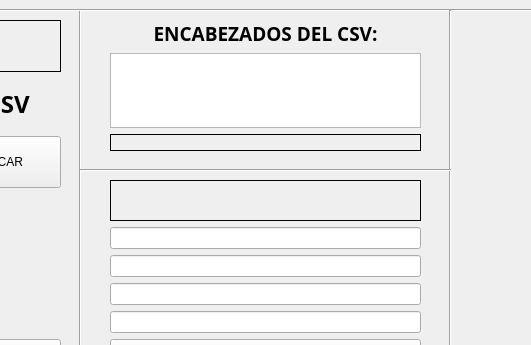
DanielRojas2002/PyQt5, file CSV/interfaz/VentanaCSV.ui: the form before one commit; both pictures show x 270 to 801 and y 0 to 345 of the 1388 by 730 pixel window.
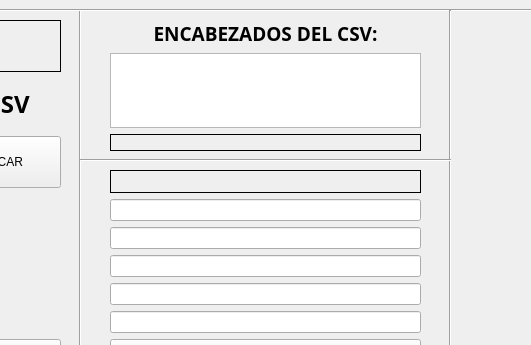
The form after the commit. Icons and pictures are not drawn.

Patch:
```diff
--- a/CSV/interfaz/VentanaCSV.ui
+++ b/CSV/interfaz/VentanaCSV.ui
@@ -377,7 +377,7 @@
     <property name="geometry">
      <rect>
       <x>350</x>
-      <y>160</y>
+      <y>150</y>
       <width>371</width>
       <height>20</height>
      </rect>
@@ -390,9 +390,9 @@
     <property name="geometry">
      <rect>
       <x>380</x>
-      <y>180</y>
+      <y>170</y>
       <width>311</width>
-      <height>181</height>
+      <height>191</height>
      </rect>
     </property>
     <layout class="QVBoxLayout" name="verticalLayout_3">
@@ -437,7 +437,10 @@
       <widget class="QLineEdit" name="etiqueta_valor"/>
      </item>
      <item>
-      <widget class="QLineEdit" name="lineEdit_3"/>
+      <widget class="QLineEdit" name="etiqueta_usuario"/>
+     </item>
+     <item>
+      <widget class="QLineEdit" name="etiqueta_tiempo"/>
      </item>
      <item>
       <widget class="QPushButton" name="GRAFICAR">
```
